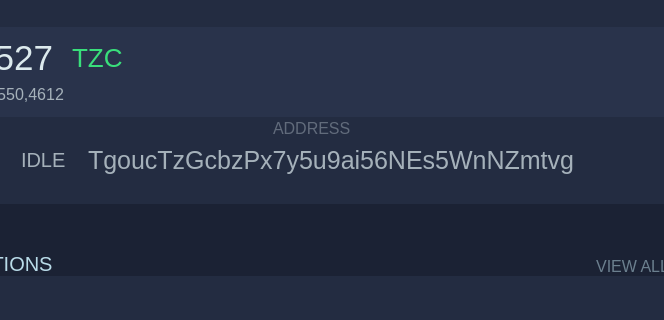
Qt form src/qt/forms/overviewpage.ui (TrezarCoin/TrezarCoin) before a commit; both pictures show x 240 to 904 and y 106 to 426 of the 1034 by 686 pixel window.
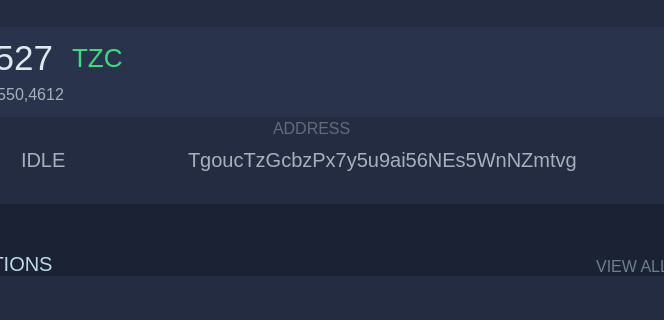
The same form after that commit. Icons and pictures are not drawn.

Commit message:
Color and Size
- OverviewPage Address Size changed
- Transactiontablemodel color changed

Diff of the .ui file:
```diff
--- a/src/qt/forms/overviewpage.ui
+++ b/src/qt/forms/overviewpage.ui
@@ -551,7 +551,7 @@
                         <widget class="QLabel" name="labelAddressAccount">
                          <property name="styleSheet">
                           <string notr="true">color:#a5b1ba;
-font-size:19pt;</string>
+font-size:20px;</string>
                          </property>
                          <property name="text">
                           <string>TgoucTzGcbzPx7y5u9ai56NEs5WnNZmtvg</string>
```
The commit also changes 1 other file.
